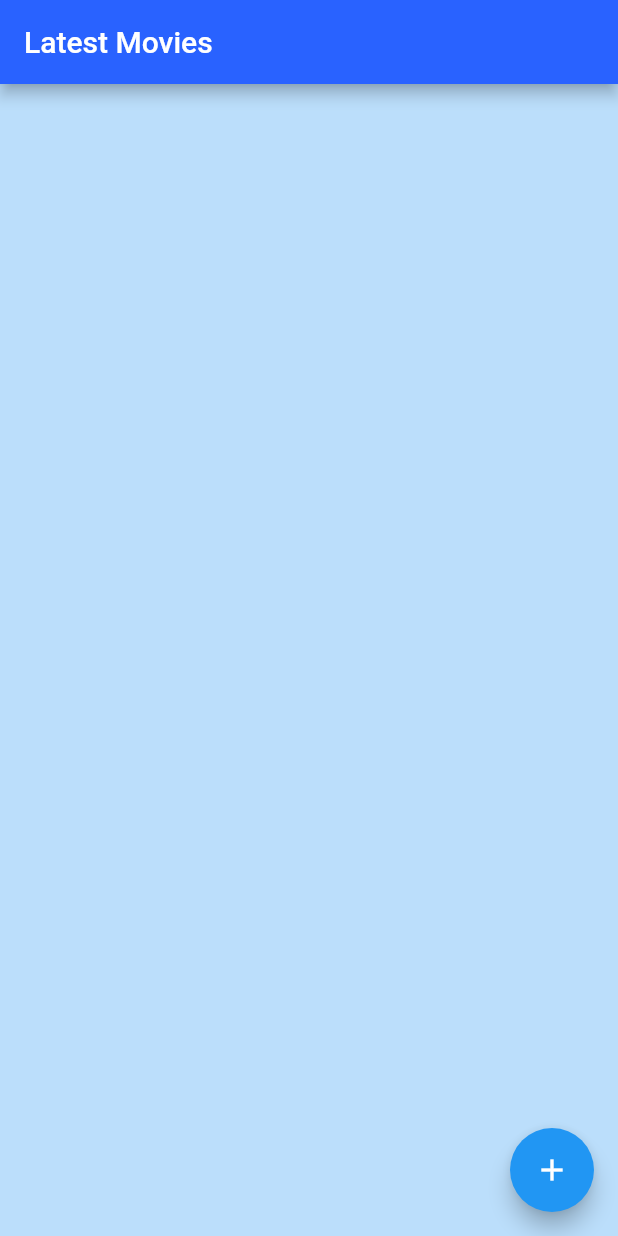
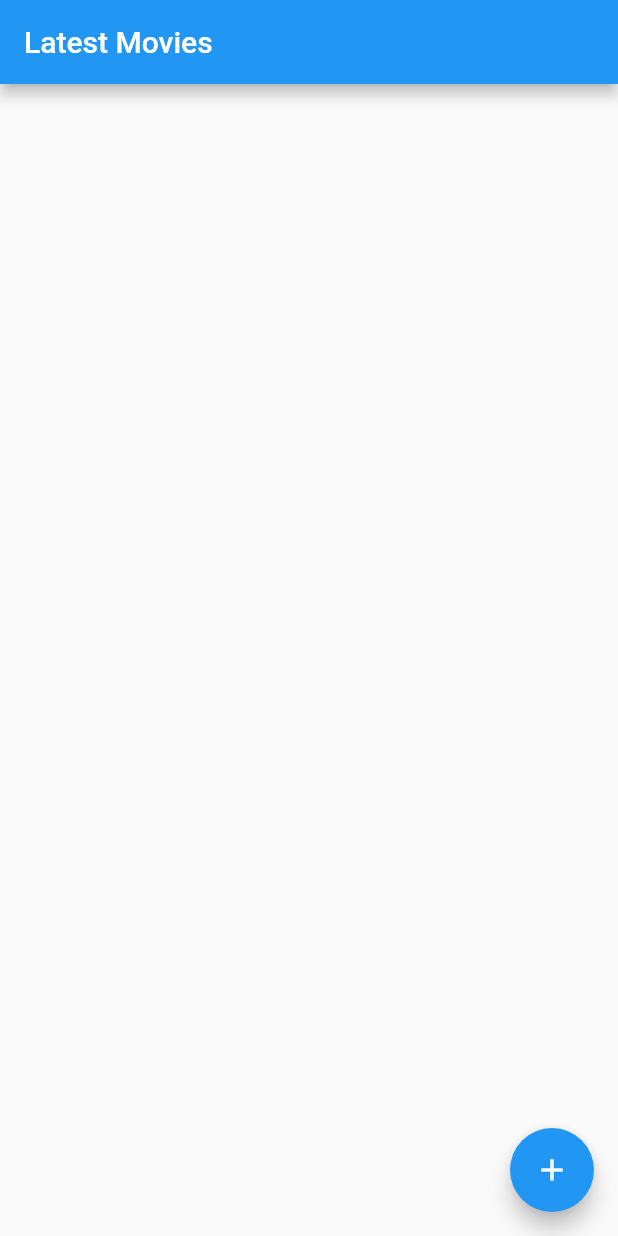
Before and after one commit to JerylDEv/Movie-Suggestion-App, a Flutter app: the screen it shows after launch, on a phone screen of 412 x 824 dp. Run offline on Flutter 3.47's test engine with Material 2 defaults, Android fonts, the phone set to English and light mode, and no system bars.

```diff
--- a/lib/main.dart
+++ b/lib/main.dart
@@ -34,10 +34,10 @@ class _AppState extends State<App> {
       debugShowCheckedModeBanner: false,
       home: Scaffold(
         appBar: AppBar(
-          title: Text('Latest Movies'),
-          backgroundColor: Colors.blueAccent[700],
+          title: Text(
+            'Latest Movies',
+          ),
         ),
-        backgroundColor: Colors.blue[100],
         floatingActionButton: FloatingActionButton(
           onPressed: fetchMovieDetails,
           child: Icon(Icons.add),
--- a/lib/models/movie_model.dart
+++ b/lib/models/movie_model.dart
@@ -3,13 +3,6 @@ class MovieModel {
 
   MovieModel({this.results});
 
-  // factory MovieModel.fromJson(List<dynamic> parsedJson) {
-  //   List<Result> results = new List<Result>();
-  //   results = parsedJson.map((i) => Result.fromJson(i)).toList();
-  //   return new MovieModel(
-  //     results: results,
-  //   );
-  // }
   factory MovieModel.fromJson(Map<String, dynamic> parsedJson) {
     var list = parsedJson['results'] as List;
     print(list.runtimeType);
@@ -19,15 +12,12 @@ class MovieModel {
 }
 
 class Result {
-  String posterPath;
-  String originalTitle;
+  final String posterPath;
+  final String originalTitle;
 
   Result({this.posterPath, this.originalTitle});
 
-  factory Result.fromJson(Map<String, dynamic> json) {
-    return new Result(
-      posterPath: json['poster_path'],
-      originalTitle: json['original_title'],
-    );
-  }
+  Result.fromJson(Map<String, dynamic> json)
+      : this.posterPath = json['poster_path'],
+        originalTitle = json['original_title'];
 }
```
